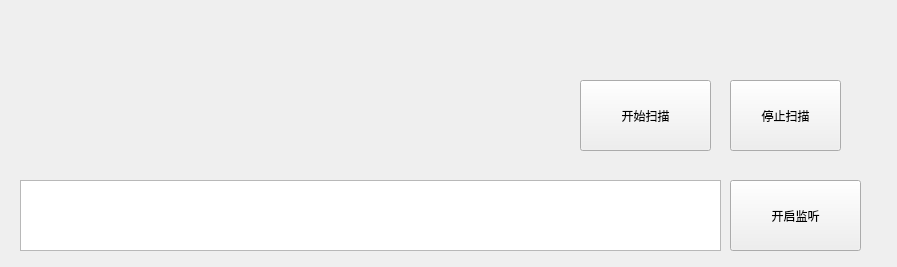
This is mainwindow.ui in lnwin/TH_SLAM_Server as Qt 5 draws it before an edit. The edited form follows.
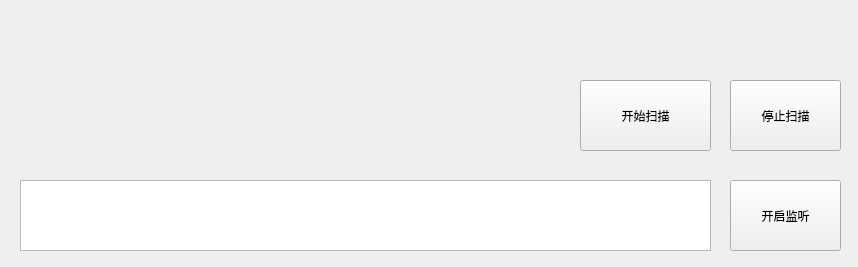
This is the edited form.

Commit message:
传输数据通路经过测试成功，存在的问题：
数据量过大，需要压缩后传输，建议使用zlib进行压缩，效率较高，可以到10倍压缩？未经测试2022.11.13

What changed in the file:
```diff
--- a/mainwindow.ui
+++ b/mainwindow.ui
@@ -6,7 +6,7 @@
    <rect>
     <x>0</x>
     <y>0</y>
-    <width>897</width>
+    <width>858</width>
     <height>267</height>
    </rect>
   </property>
@@ -19,7 +19,7 @@
      <rect>
       <x>730</x>
       <y>180</y>
-      <width>131</width>
+      <width>111</width>
       <height>71</height>
      </rect>
     </property>
@@ -32,7 +32,7 @@
      <rect>
       <x>20</x>
       <y>180</y>
-      <width>701</width>
+      <width>691</width>
       <height>71</height>
      </rect>
     </property>
```
The commit also changes 2 other files.
